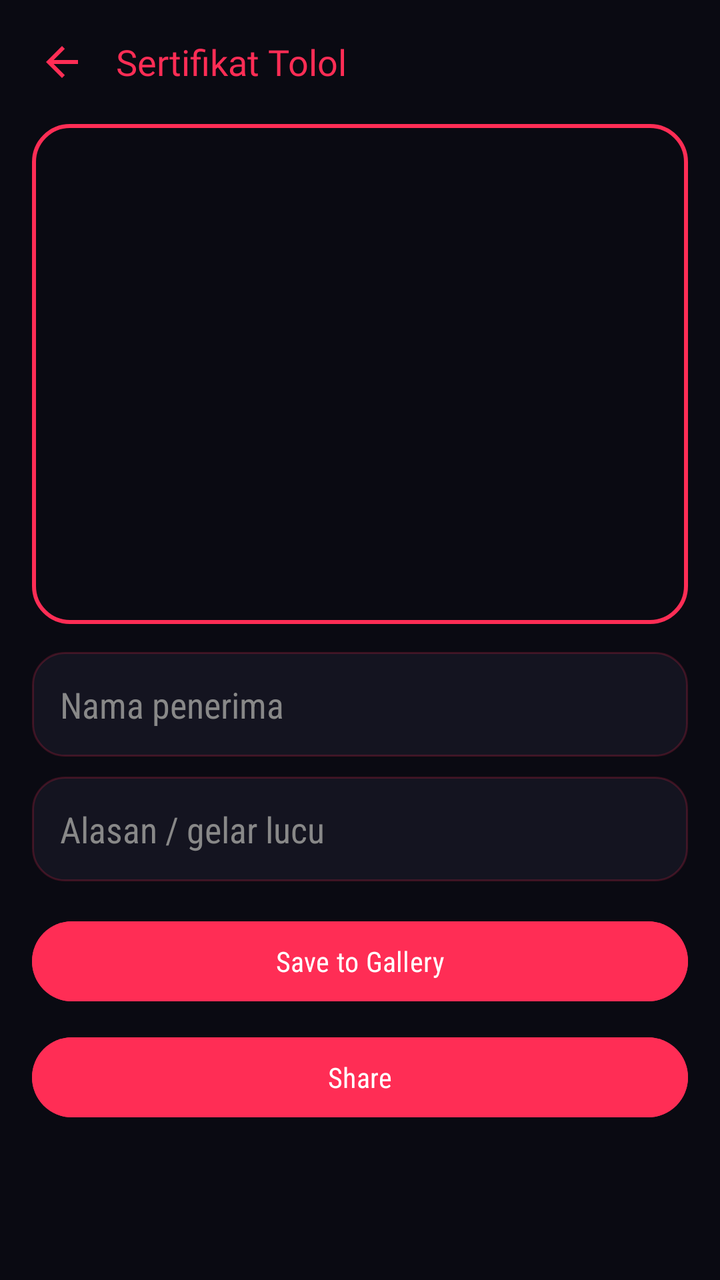
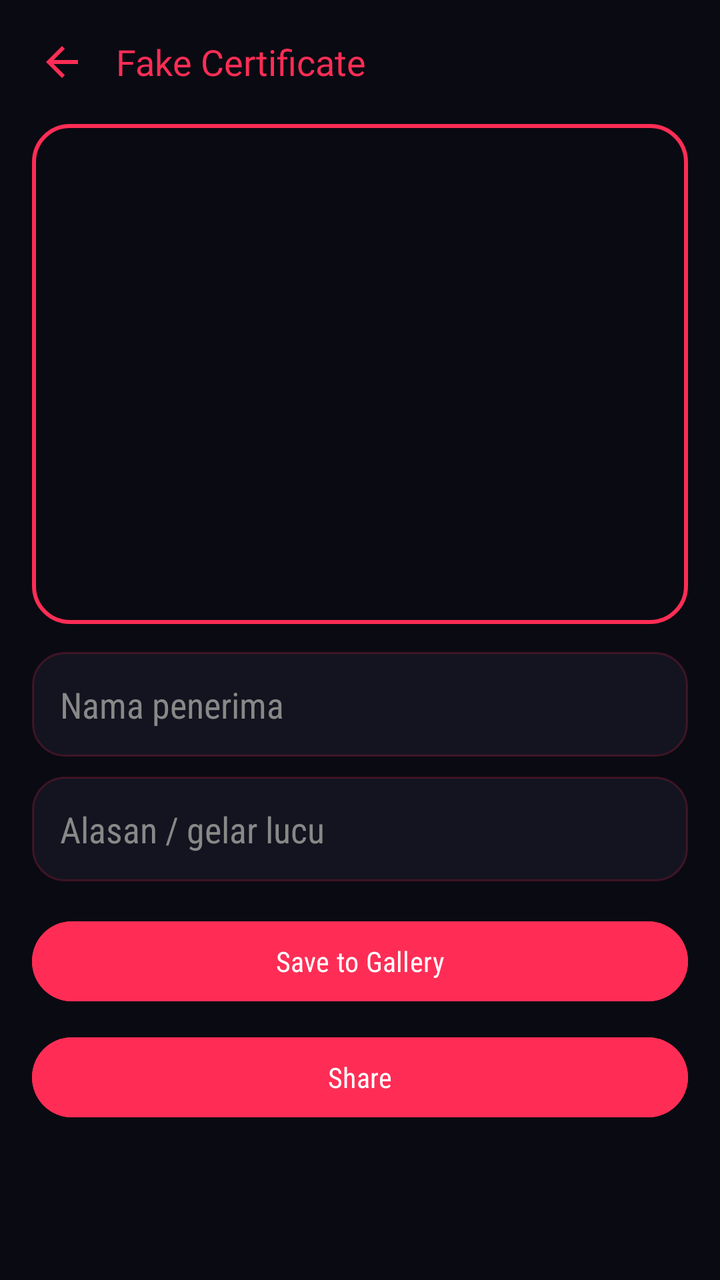

An Android layout rendered at two revisions. The XML below is the earlier revision; the diff shows what the commit changed to produce the second picture.
<!-- AndroidManifest.xml: activity theme Theme.RyuuTools -->
<!-- res/layout/activity_certificate_generator.xml -->
<?xml version="1.0" encoding="utf-8"?>
<androidx.core.widget.NestedScrollView xmlns:android="http://schemas.android.com/apk/res/android"
    android:layout_width="match_parent" android:layout_height="match_parent" android:background="@color/bg_dark">
    <LinearLayout android:layout_width="match_parent" android:layout_height="wrap_content" android:orientation="vertical" android:padding="16dp">

        <LinearLayout android:layout_width="match_parent" android:layout_height="wrap_content" android:orientation="horizontal" android:gravity="center_vertical" android:layout_marginBottom="16dp">
            <ImageButton android:id="@+id/btnBack" android:layout_width="30dp" android:layout_height="30dp" android:background="@android:color/transparent" android:src="@drawable/ic_back" android:tint="@color/neon_cyan" android:contentDescription="Back" />
            <TextView android:layout_width="wrap_content" android:layout_height="wrap_content" android:layout_marginStart="12dp" android:text="Sertifikat Tolol" android:textColor="@color/neon_cyan" android:textSize="18sp" android:fontFamily="@font/orbitron_bold" />
        </LinearLayout>

        <ImageView android:id="@+id/ivCertPreview" android:layout_width="match_parent" android:layout_height="250dp" android:scaleType="fitCenter" android:background="@drawable/bg_video_border" />

        <EditText android:id="@+id/etCertName" android:layout_width="match_parent" android:layout_height="wrap_content" android:layout_marginTop="14dp" android:hint="Nama penerima" android:textColorHint="#888888" android:textColor="@color/text_white" android:padding="14dp" android:background="@drawable/bg_card_rounded" android:fontFamily="sans-serif-condensed" />

        <EditText android:id="@+id/etCertReason" android:layout_width="match_parent" android:layout_height="wrap_content" android:layout_marginTop="10dp" android:hint="Alasan / gelar lucu" android:textColorHint="#888888" android:textColor="@color/text_white" android:padding="14dp" android:background="@drawable/bg_card_rounded" android:fontFamily="sans-serif-condensed" />

        <Button android:id="@+id/btnSaveCert" android:layout_width="match_parent" android:layout_height="wrap_content" android:layout_marginTop="16dp" android:text="Save to Gallery" android:backgroundTint="@color/neon_cyan" android:textColor="@color/text_white" android:fontFamily="sans-serif-condensed" />
        <Button android:id="@+id/btnShareCert" android:layout_width="match_parent" android:layout_height="wrap_content" android:layout_marginTop="10dp" android:text="Share" android:backgroundTint="@color/neon_purple" android:textColor="@color/text_white" android:fontFamily="sans-serif-condensed" />

    </LinearLayout>
</androidx.core.widget.NestedScrollView>
<!-- resources referenced by this layout -->
<resources>
  <color name="bg_dark">#0A0A12</color>
  <color name="neon_cyan">#FF2D55</color>
  <color name="neon_purple">#FF2D55</color>
  <color name="text_white">#FFFFFF</color>
  <!-- drawable bg_card_rounded (drawable) -->
  <?xml version="1.0" encoding="utf-8"?>
  <shape xmlns:android="http://schemas.android.com/apk/res/android">
      <solid android:color="#141420" />
      <corners android:radius="16dp" />
      <stroke android:width="1dp" android:color="#33FF2D55" />
  </shape>
  <!-- drawable bg_video_border (drawable) -->
  <?xml version="1.0" encoding="utf-8"?>
  <shape xmlns:android="http://schemas.android.com/apk/res/android">
      <solid android:color="#0A0A12" />
      <corners android:radius="18dp" />
      <stroke android:width="2dp" android:color="@color/neon_cyan" />
  </shape>
  <!-- drawable ic_back (drawable) -->
  <vector xmlns:android="http://schemas.android.com/apk/res/android"
      android:width="24dp" android:height="24dp"
      android:viewportWidth="24" android:viewportHeight="24">
      <path android:fillColor="#FFFFFF" android:pathData="M20,11L7.83,11l5.59,-5.59L12,4l-8,8 8,8 1.41,-1.41L7.83,13L20,13z"/>
  </vector>
  <style name="Theme.RyuuTools" parent="Theme.Material3.Dark.NoActionBar">
          <item name="android:windowBackground">@color/bg_dark</item>
          <item name="colorPrimary">@color/neon_cyan</item>
          <item name="colorSecondary">@color/neon_purple</item>
          <item name="android:statusBarColor">@color/bg_dark</item>
          <item name="android:navigationBarColor">@color/bg_dark</item>
      </style>
</resources>

<!-- the commit's change to res/layout/activity_certificate_generator.xml (unified diff, before → after) -->
@@ -5,7 +5,7 @@
 
         <LinearLayout android:layout_width="match_parent" android:layout_height="wrap_content" android:orientation="horizontal" android:gravity="center_vertical" android:layout_marginBottom="16dp">
             <ImageButton android:id="@+id/btnBack" android:layout_width="30dp" android:layout_height="30dp" android:background="@android:color/transparent" android:src="@drawable/ic_back" android:tint="@color/neon_cyan" android:contentDescription="Back" />
-            <TextView android:layout_width="wrap_content" android:layout_height="wrap_content" android:layout_marginStart="12dp" android:text="Sertifikat Tolol" android:textColor="@color/neon_cyan" android:textSize="18sp" android:fontFamily="@font/orbitron_bold" />
+            <TextView android:layout_width="wrap_content" android:layout_height="wrap_content" android:layout_marginStart="12dp" android:text="Fake Certificate" android:textColor="@color/neon_cyan" android:textSize="18sp" android:fontFamily="@font/orbitron_bold" />
         </LinearLayout>
 
         <ImageView android:id="@+id/ivCertPreview" android:layout_width="match_parent" android:layout_height="250dp" android:scaleType="fitCenter" android:background="@drawable/bg_video_border" />
